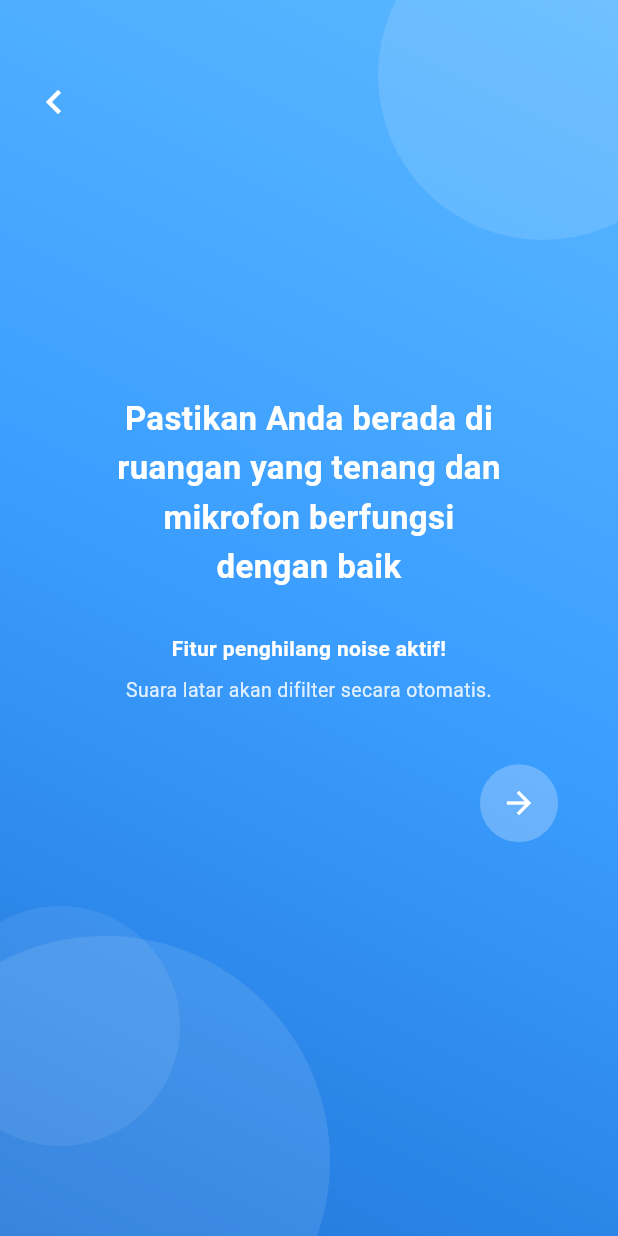
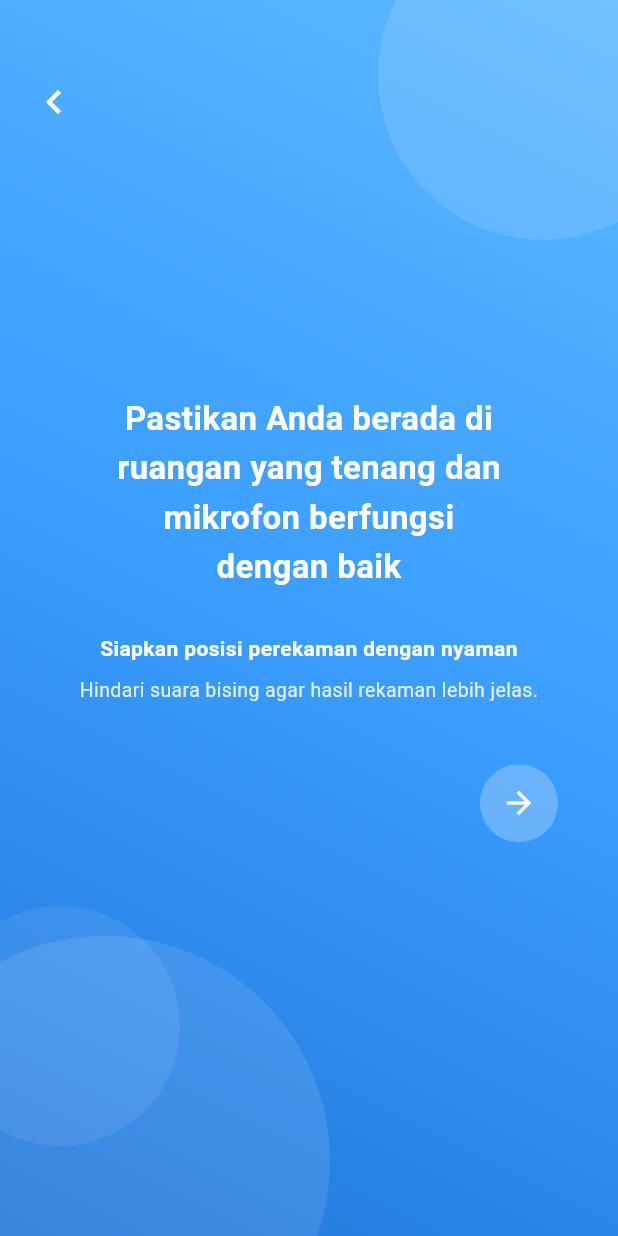
Before and after one commit to audreykurvanka/APB-Kelompok6, a Flutter app: the PreparationScreen screen opened directly, on a phone screen of 412 x 824 dp. Run offline on Flutter 3.47's test engine with Material 3 defaults, Android fonts, the phone set to English and light mode, and no system bars; our stand-ins replace firebase_auth, firebase_core, firebase_database, fl_chart; accounts and stored records are empty; Roboto replaces fonts that are missing (Poppins).

Commit message:
Update text messages in preparation screen

```diff
--- a/lib/screens/preparation_screen.dart
+++ b/lib/screens/preparation_screen.dart
@@ -95,7 +95,7 @@ class PreparationScreen extends StatelessWidget {
                     ),
                     const SizedBox(height: 28),
                     const Text(
-                      'Fitur penghilang noise aktif!',
+                      'Siapkan posisi perekaman dengan nyaman',
                       textAlign: TextAlign.center,
                       style: TextStyle(
                         color: Colors.white,
@@ -105,7 +105,7 @@ class PreparationScreen extends StatelessWidget {
                     ),
                     const SizedBox(height: 8),
                     Text(
-                      'Suara latar akan difilter secara otomatis.',
+                      'Hindari suara bising agar hasil rekaman lebih jelas.',
                       textAlign: TextAlign.center,
                       style: TextStyle(
                         color: Colors.white.withOpacity(0.85),
```
